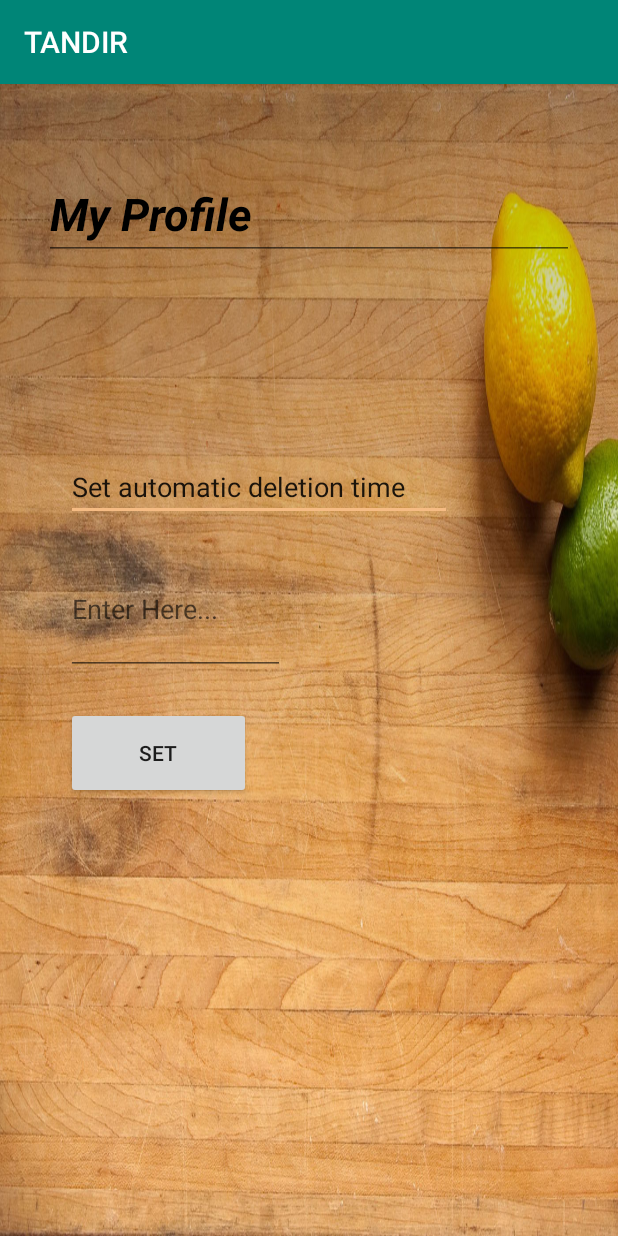
After one commit to squaddro/TANDIR, an Android app: the ProfilePageActivity screen opened directly, with no data from a screen before it, on a phone screen of 412 x 824 dp. The commit adds this screen. Run offline under Robolectric (Android 15) with nearby library versions, the phone set to English and light mode, and no system bars; Roboto replaces fonts that are not available here.

Commit message:
added profile page for deletion time

```diff
--- a/app/src/main/AndroidManifest.xml
+++ b/app/src/main/AndroidManifest.xml
@@ -28,6 +28,9 @@
         <activity android:name=".AddRecipeActivity" />
         <activity
             android:name=".RecipePageActivity"
+            android:windowSoftInputMode="adjustPan" />
+        <activity
+            android:name=".ProfilePageActivity"
             android:windowSoftInputMode="adjustPan" />
         <activity android:name=".LandingActivity" />
         <activity
--- a/app/src/main/java/com/squadro/tandir/LandingActivity.java
+++ b/app/src/main/java/com/squadro/tandir/LandingActivity.java
@@ -34,6 +34,14 @@ public class LandingActivity extends AppCompatActivity {
                 startActivity(new Intent(LandingActivity.this, MainActivity.class));
             }
         });
+
+        Button myProfile = (Button) findViewById(R.id.profileButton);
+        myProfile.setOnClickListener(new View.OnClickListener() {
+            @Override
+            public void onClick(View v) {
+                startActivity(new Intent(LandingActivity.this, ProfilePageActivity.class));
+            }
+        });
     }
 
 
--- /dev/null
+++ b/app/src/main/java/com/squadro/tandir/ProfilePageActivity.java
@@ -0,0 +1,121 @@
+package com.squadro.tandir;
+
+import android.app.Activity;
+
+import android.app.AlertDialog;
+import android.content.ContentResolver;
+import android.content.Context;
+import android.content.DialogInterface;
+import android.content.Intent;
+import android.content.pm.PackageManager;
+import android.content.pm.ResolveInfo;
+import android.graphics.Color;
+import android.graphics.Typeface;
+import android.net.Uri;
+import android.os.Bundle;
+
+import androidx.appcompat.app.AppCompatActivity;
+
+import android.text.InputType;
+import android.util.TypedValue;
+import android.view.LayoutInflater;
+import android.view.View;
+
+import android.view.ViewGroup;
+import android.widget.AdapterView;
+import android.widget.ArrayAdapter;
+import android.widget.Button;
+import android.widget.EditText;
+import android.widget.ImageView;
+import android.widget.LinearLayout;
+import android.widget.ListView;
+import android.widget.TextView;
+import android.widget.Toast;
+
+import com.google.gson.Gson;
+import com.google.gson.JsonArray;
+import com.google.gson.JsonElement;
+import com.google.gson.JsonObject;
+
+import java.text.SimpleDateFormat;
+import java.util.ArrayList;
+import java.util.Date;
+import java.util.List;
+
+import retrofit2.Call;
+import retrofit2.Callback;
+import retrofit2.Response;
+import retrofit2.Retrofit;
+
+import java.text.SimpleDateFormat;
+import java.util.ArrayList;
+import java.util.Calendar;
+import java.util.Date;
+import java.util.List;
+
+
+public class ProfilePageActivity extends AppCompatActivity {
+
+    private Button setButton;
+    private String deletionTime;
+    static int takeFlags=0;
+    private RestAPI rest;
+    private RetrofitCreate rc;
+    private Retrofit retrofit;
+    @Override
+    protected void onCreate(Bundle savedInstanceState) {
+        super.onCreate(savedInstanceState);
+        setContentView(R.layout.activity_profile_page);
+        final EditText editTextDeletionName = (EditText) findViewById(R.id.deletionTime);
+        editTextDeletionName.setHint("Enter Here...");
+
+        Button setDate = (Button)findViewById(R.id.deletionButton);
+        setDate.setOnClickListener(new View.OnClickListener() {
+            @Override
+            public void onClick(View v) {
+                deletionTime = editTextDeletionName.getText().toString();
+                //setSettings();
+                finish();
+                startActivity(getIntent());
+                startActivity(new Intent(ProfilePageActivity.this, LandingActivity.class));
+            }
+        });
+
+    }
+
+    public void setSettings(){
+        rc = new RetrofitCreate();
+        retrofit = rc.createRetrofit();
+
+        rest = retrofit.create(RestAPI.class);
+        JsonObject obj = new JsonObject();
+
+        String nullString = null;
+        obj.addProperty("expiredate",deletionTime);
+        obj.addProperty("othersettings",nullString);
+        obj.addProperty("another",nullString);
+
+
+/**
+        Call<JsonObject> call = rest.setSettings(obj);
+
+        call.enqueue(new Callback<JsonObject>() {
+            @Override
+            public void onResponse(Call<JsonObject> call, Response<JsonObject> response) {
+                Status status = new Status(response.body().get("status").getAsInt(),
+                        response.body().get("message").toString());
+
+                Toast.makeText(getBaseContext(),status.getMessage(),Toast.LENGTH_LONG).show();
+
+                //TODO
+                //if status is blabla
+            }
+
+            @Override
+            public void onFailure(Call<JsonObject> call, Throwable t) {
+                Toast.makeText(getBaseContext(),"Error!",Toast.LENGTH_LONG).show();
+            }
+        });**/
+    }
+
+}
--- /dev/null
+++ b/app/src/main/res/layout/activity_profile_page.xml
@@ -0,0 +1,85 @@
+<?xml version="1.0" encoding="utf-8"?>
+<androidx.constraintlayout.widget.ConstraintLayout xmlns:android="http://schemas.android.com/apk/res/android"
+    xmlns:app="http://schemas.android.com/apk/res-auto"
+    xmlns:tools="http://schemas.android.com/tools"
+    android:layout_width="match_parent"
+    android:layout_height="match_parent"
+    android:background="@drawable/tandir7"
+    tools:context="com.squadro.tandir.LandingActivity">
+
+    <Button
+        android:id="@+id/deletionButton"
+        android:layout_width="123dp"
+        android:layout_height="61dp"
+        android:layout_marginStart="8dp"
+        android:layout_marginTop="8dp"
+        android:layout_marginEnd="8dp"
+        android:layout_marginBottom="8dp"
+        android:text="SET"
+        app:layout_constraintBottom_toBottomOf="parent"
+        app:layout_constraintEnd_toEndOf="parent"
+        app:layout_constraintHorizontal_bias="0.132"
+        app:layout_constraintStart_toStartOf="parent"
+        app:layout_constraintTop_toTopOf="parent"
+        app:layout_constraintVertical_bias="0.59" />
+
+    <EditText
+        android:id="@+id/ProfilePage"
+        android:layout_width="wrap_content"
+        android:layout_height="wrap_content"
+        android:layout_marginStart="8dp"
+        android:layout_marginTop="56dp"
+        android:layout_marginEnd="8dp"
+        android:clickable="false"
+        android:cursorVisible="false"
+        android:ems="10"
+        android:focusable="false"
+        android:focusableInTouchMode="false"
+        android:inputType="textPersonName"
+        android:text="My Profile"
+        android:textColor="@color/common_google_signin_btn_text_dark_focused"
+        android:textSize="30sp"
+        android:textStyle="bold|italic"
+        app:layout_constraintEnd_toEndOf="parent"
+        app:layout_constraintStart_toStartOf="parent"
+        app:layout_constraintTop_toTopOf="parent" />
+
+    <EditText
+        android:id="@+id/deletionText"
+        android:layout_width="257dp"
+        android:layout_height="43dp"
+        android:layout_marginStart="44dp"
+        android:layout_marginTop="8dp"
+        android:layout_marginEnd="8dp"
+        android:layout_marginBottom="8dp"
+        android:clickable="false"
+        android:cursorVisible="false"
+        android:editable="false"
+        android:ems="10"
+        android:inputType="textPersonName"
+        android:text="Set automatic deletion time"
+        app:layout_constraintBottom_toBottomOf="parent"
+        app:layout_constraintEnd_toEndOf="parent"
+        app:layout_constraintHorizontal_bias="0.0"
+        app:layout_constraintStart_toStartOf="parent"
+        app:layout_constraintTop_toTopOf="parent"
+        app:layout_constraintVertical_bias="0.339" />
+
+    <EditText
+        android:id="@+id/deletionTime"
+        android:layout_width="146dp"
+        android:layout_height="88dp"
+        android:layout_marginStart="8dp"
+        android:layout_marginTop="8dp"
+        android:layout_marginEnd="8dp"
+        android:layout_marginBottom="8dp"
+        android:ems="10"
+        android:inputType="textPersonName"
+        app:layout_constraintBottom_toBottomOf="parent"
+        app:layout_constraintEnd_toEndOf="parent"
+        app:layout_constraintHorizontal_bias="0.144"
+        app:layout_constraintStart_toStartOf="parent"
+        app:layout_constraintTop_toTopOf="parent"
+        app:layout_constraintVertical_bias="0.449" />
+
+</androidx.constraintlayout.widget.ConstraintLayout>
```
